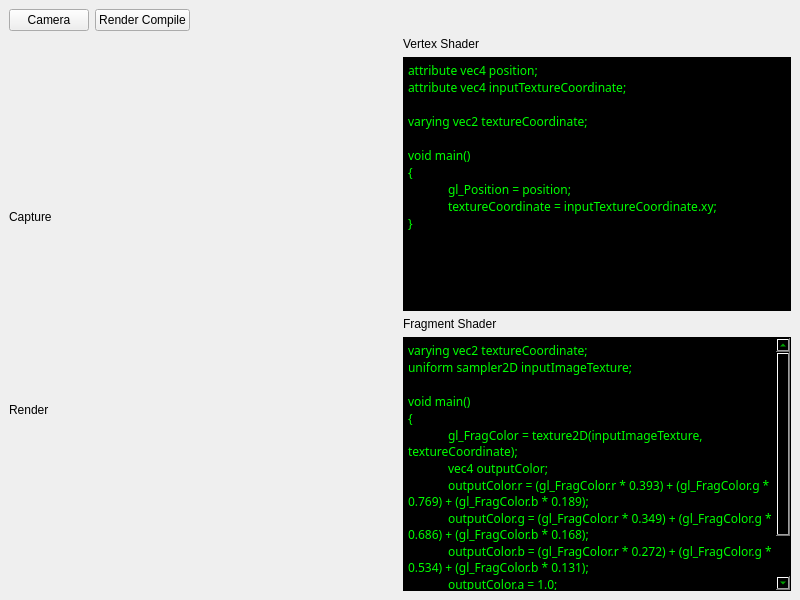
Qt form ShaderEye/MainWindow.ui (MediaEyeEngineers/ShaderEye) before a commit.
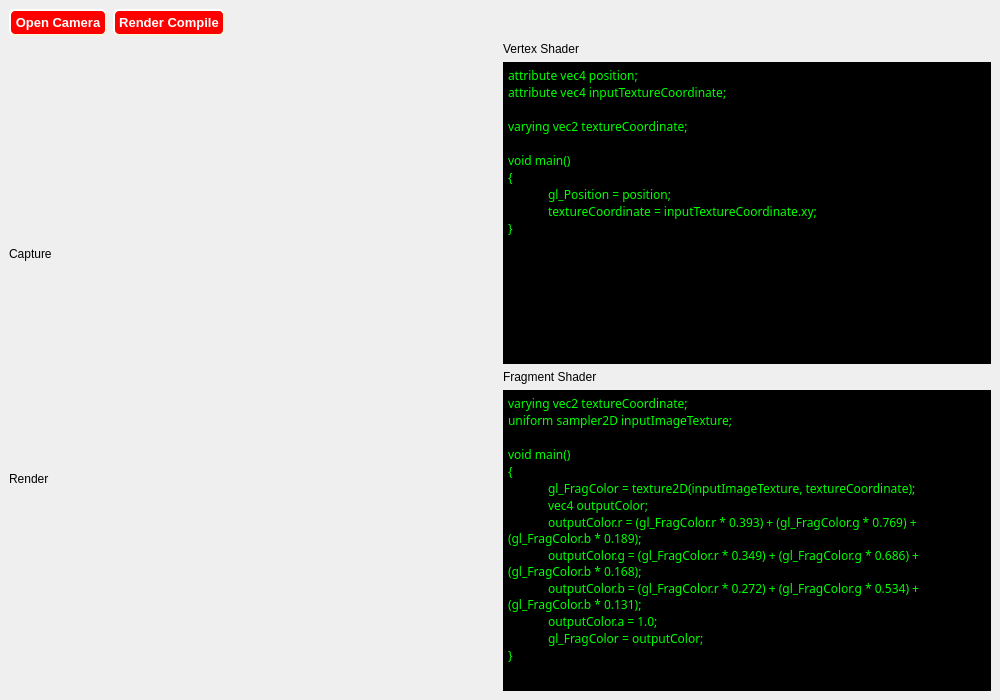
The same form after that commit.

What changed in the file:
```diff
--- a/ShaderEye/MainWindow.ui
+++ b/ShaderEye/MainWindow.ui
@@ -6,8 +6,8 @@
    <rect>
     <x>0</x>
     <y>0</y>
-    <width>800</width>
-    <height>600</height>
+    <width>1000</width>
+    <height>700</height>
    </rect>
   </property>
   <property name="windowTitle">
@@ -33,8 +33,26 @@
           <property name="layoutDirection">
            <enum>Qt::LeftToRight</enum>
           </property>
+          <property name="styleSheet">
+           <string notr="true">QPushButton {
+background-color: #ff0000;
+border-style: outset;
+border-width: 2px;
+border-radius: 6px;
+border-color: beige;
+font: bold 13px;
+min-width: 8em;
+padding: 4px;
+color:white;
+}
+
+QPushButton:pressed {
+background-color: green;
+color:black;
+}</string>
+          </property>
           <property name="text">
-           <string>Camera</string>
+           <string>Open Camera</string>
           </property>
          </widget>
         </item>
@@ -46,6 +64,24 @@
             <verstretch>0</verstretch>
            </sizepolicy>
           </property>
+          <property name="styleSheet">
+           <string notr="true">QPushButton {
+background-color: #ff0000;
+border-style: outset;
+border-width: 2px;
+border-radius: 6px;
+border-color: beige;
+font: bold 13px;
+min-width: 8em;
+padding: 4px;
+color:white;
+}
+
+QPushButton:pressed {
+background-color: green;
+color:black;
+}</string>
+          </property>
           <property name="text">
            <string>Render Compile</string>
           </property>
```
